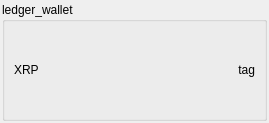
The window that src/widgets/wallet_widget.ui (biddisco/lxqt-build-tools) describes before a commit, drawn with Qt 5.
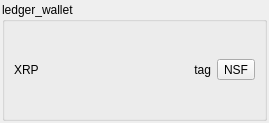
The same window after the commit.

The edit to the form file:
```diff
--- a/src/widgets/wallet_widget.ui
+++ b/src/widgets/wallet_widget.ui
@@ -60,6 +60,13 @@
           </property>
          </widget>
         </item>
+        <item>
+         <widget class="QToolButton" name="net_funcs">
+          <property name="text">
+           <string>NSF</string>
+          </property>
+         </widget>
+        </item>
        </layout>
       </item>
       <item>
```
